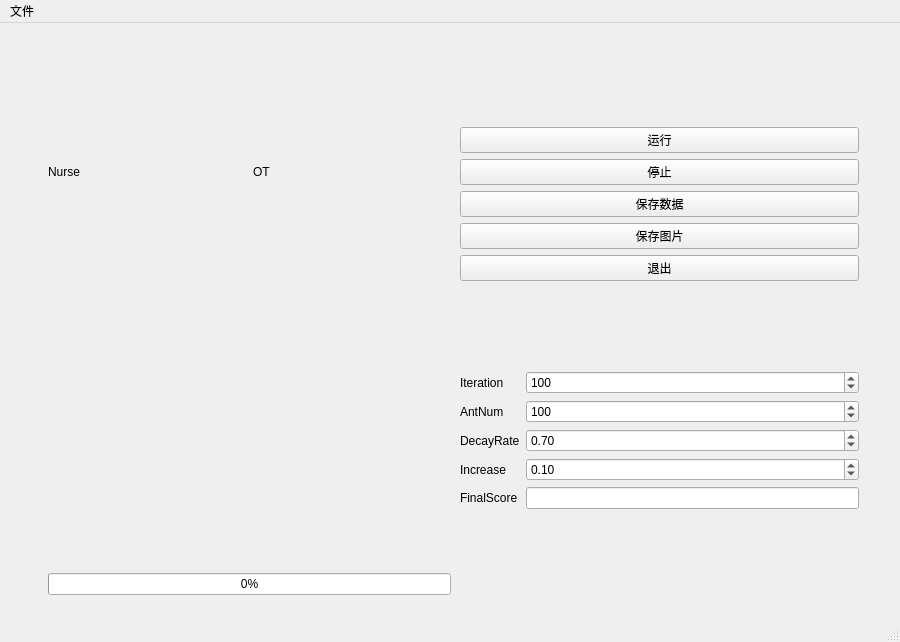
Before: the Qt Designer form mainwindow.ui in npu-chenlin/easyaco, drawn with Qt 5.
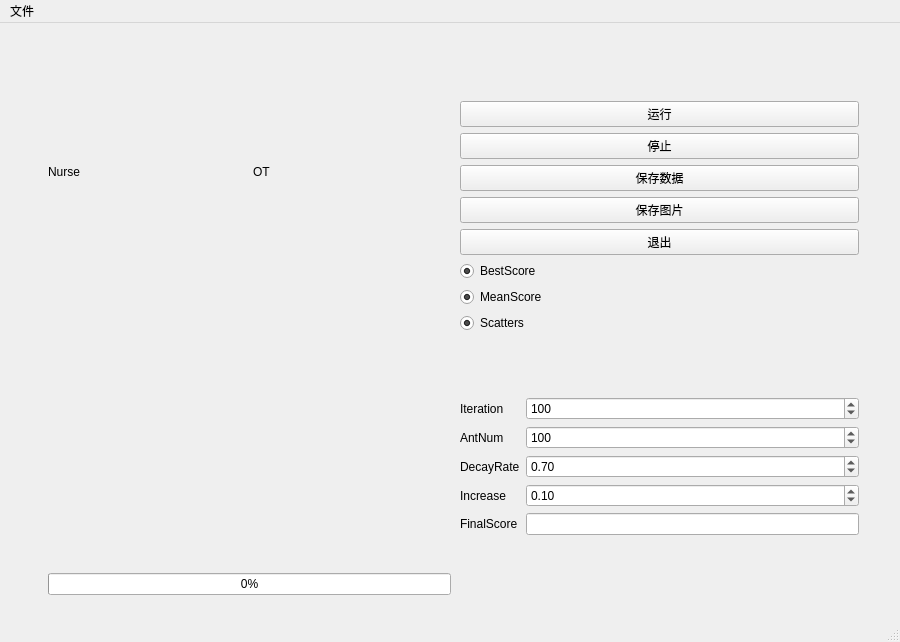
After: the same form once the commit is applied. Icons and pictures are not drawn.

```diff
--- a/mainwindow.ui
+++ b/mainwindow.ui
@@ -136,6 +136,45 @@
            </property>
           </widget>
          </item>
+         <item>
+          <widget class="QRadioButton" name="BestScoreButton">
+           <property name="text">
+            <string>BestScore</string>
+           </property>
+           <property name="checked">
+            <bool>true</bool>
+           </property>
+           <property name="autoExclusive">
+            <bool>false</bool>
+           </property>
+          </widget>
+         </item>
+         <item>
+          <widget class="QRadioButton" name="MeanScoreButton">
+           <property name="text">
+            <string>MeanScore</string>
+           </property>
+           <property name="checked">
+            <bool>true</bool>
+           </property>
+           <property name="autoExclusive">
+            <bool>false</bool>
+           </property>
+          </widget>
+         </item>
+         <item>
+          <widget class="QRadioButton" name="ScattersButton">
+           <property name="text">
+            <string>Scatters</string>
+           </property>
+           <property name="checked">
+            <bool>true</bool>
+           </property>
+           <property name="autoExclusive">
+            <bool>false</bool>
+           </property>
+          </widget>
+         </item>
         </layout>
        </item>
        <item>
```
Left out of the diff: 2 changed lines with no effect on the pictures.
